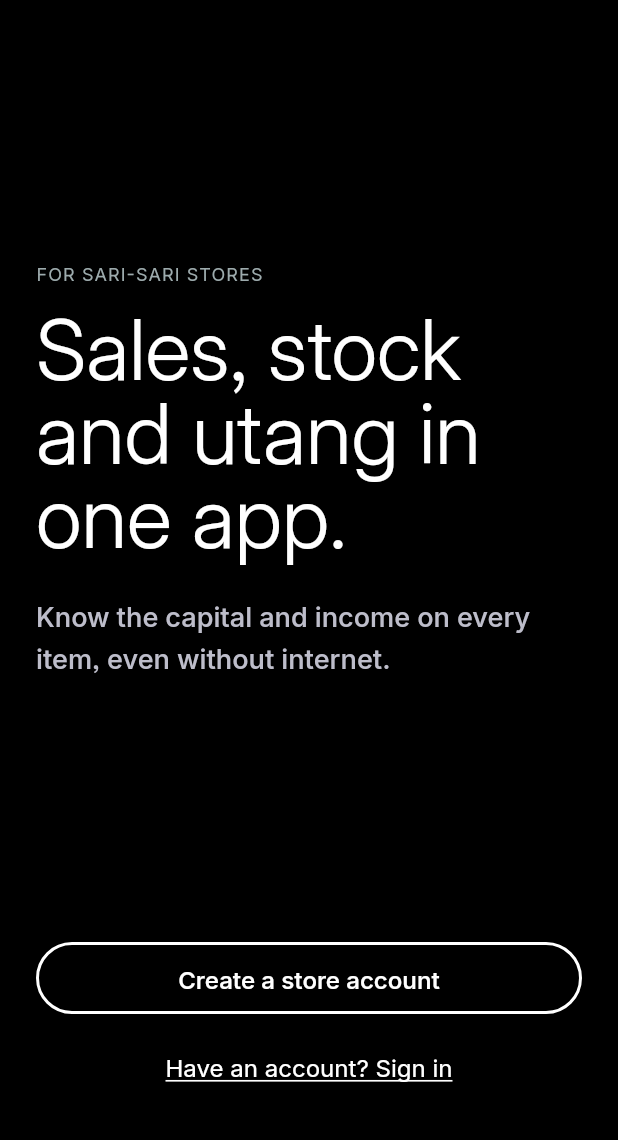
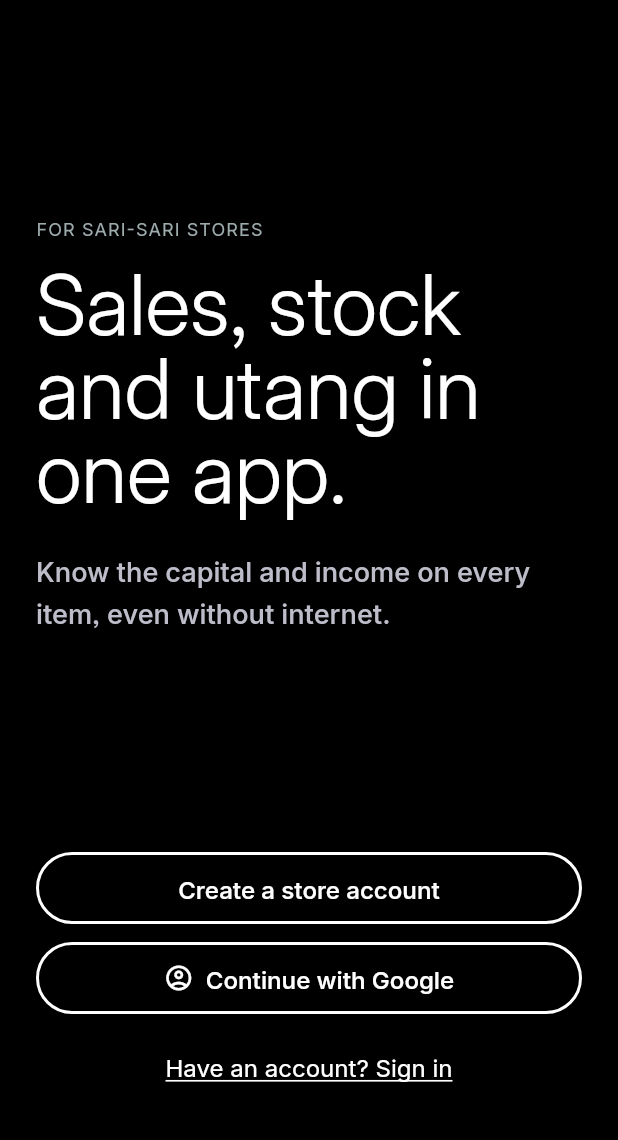
Before and after one commit to zipzap00/tindahan-pos, a Flutter app: the screen it shows after launch, after a tap on "English", on a phone screen of 412 x 824 dp, the part 96-1236 px from its top. Run offline on Flutter 3.47's test engine with Material 3 defaults, Android fonts, the phone set to English and light mode, and no system bars; our stand-ins replace cloud_firestore, firebase_auth, firebase_core, share_plus, shared_preferences; accounts and stored records are empty.

Commit message:
Add Google sign-in
"Continue with Google" on the welcome and sign-in screens, using
FirebaseAuth.signInWithProvider (no new package). New Google users go
on to create-store; cancelling is silent. Adds the iOS return URL
scheme and refreshes the Firebase config after enabling the provider.

Co-Authored-By: Claude Opus 5.5 <noreply@anthropic.com>

```diff
--- a/lib/core/l10n/strings.dart
+++ b/lib/core/l10n/strings.dart
@@ -81,6 +81,7 @@ abstract class Strings {
   String get costModeTotal;
   String get costOfGoodsSold;
   String get costPerPiece;
+  String get continueWithGoogle;
   String get costPerPieceHelper;
   String get costPerPieceLabel;
   String get createAccount;
--- a/lib/core/l10n/strings_en.dart
+++ b/lib/core/l10n/strings_en.dart
@@ -214,6 +214,9 @@ class EnStrings extends Strings {
 
   @override
   String get costPerPiece => 'Cost per piece';
+
+  @override
+  String get continueWithGoogle => 'Continue with Google';
 
   @override
   String get costPerPieceHelper => 'What you paid for one piece.';
--- a/lib/core/l10n/strings_fil.dart
+++ b/lib/core/l10n/strings_fil.dart
@@ -214,6 +214,9 @@ class FilStrings extends Strings {
 
   @override
   String get costPerPiece => 'Puhunan bawat piraso';
+
+  @override
+  String get continueWithGoogle => 'Magpatuloy gamit ang Google';
 
   @override
   String get costPerPieceHelper => 'Magkano ang bili mo sa isang piraso.';
--- a/lib/data/firestore_support.dart
+++ b/lib/data/firestore_support.dart
@@ -71,7 +71,7 @@ Future<Result<bool>> commitBatch(WriteBatch batch, String context) async {
 AppError mapError(Object error, String context) {
   if (error is FirebaseAuthException) {
     final code = switch (error.code) {
-      'email-already-in-use' => AppErrorCode.emailInUse,
+      'email-already-in-use' || 'account-exists-with-different-credential' => AppErrorCode.emailInUse,
       'invalid-credential' ||
       'wrong-password' ||
       'user-not-found' ||
--- a/lib/data/repositories/auth_repository.dart
+++ b/lib/data/repositories/auth_repository.dart
@@ -24,6 +24,32 @@ class AuthRepository {
       return Err(mapError(error, context));
     }
   }
+
+  /// Google sign-in through Firebase's own browser flow (no extra package).
+  /// Works for new and returning owners: a new login has no store yet, so the
+  /// session moves to `NeedsStore` and the app shows create-store.
+  /// Returns `Ok(false)` when the user closes the Google page.
+  Future<Result<bool>> signInWithGoogle() async {
+    const context = '[auth/signInWithGoogle]';
+    try {
+      await auth.signInWithProvider(GoogleAuthProvider());
+      return const Ok(true);
+    } on FirebaseAuthException catch (error, stack) {
+      if (_cancelCodes.contains(error.code)) return const Ok(false);
+      logError(context, error, stack);
+      return Err(mapError(error, context));
+    } catch (error, stack) {
+      logError(context, error, stack);
+      return Err(mapError(error, context));
+    }
+  }
+
+  static const Set<String> _cancelCodes = {
+    'web-context-canceled',
+    'web-context-cancelled',
+    'canceled',
+    'popup-closed-by-user',
+  };
 
   /// Step 1 of owner sign-up: the login itself.
   Future<Result<bool>> createAccount({required String email, required String password}) async {
--- a/lib/ui/screens/auth/welcome_screen.dart
+++ b/lib/ui/screens/auth/welcome_screen.dart
@@ -76,6 +76,8 @@ class WelcomeScreen extends StatelessWidget {
                       ),
                     ),
                     const SizedBox(height: AppSpace.md),
+                    const GoogleSignInButton(variant: PillVariant.outlineOnDark),
+                    const SizedBox(height: AppSpace.md),
                     Center(
                       child: TextButton(
                         onPressed: () => Navigator.of(context).push(
@@ -103,6 +105,43 @@ class WelcomeScreen extends StatelessWidget {
           ),
         ),
       ),
+    );
+  }
+}
+
+/// "Continue with Google": signs in or signs up in one step. A new account
+/// goes on to create-store like an email sign-up does.
+class GoogleSignInButton extends StatefulWidget {
+  const GoogleSignInButton({super.key, required this.variant});
+
+  final PillVariant variant;
+
+  @override
+  State<GoogleSignInButton> createState() => _GoogleSignInButtonState();
+}
+
+class _GoogleSignInButtonState extends State<GoogleSignInButton> {
+  bool _busy = false;
+
+  Future<void> _signIn() async {
+    final s = context.s;
+    setState(() => _busy = true);
+    final result = await AppServices.of(context).authRepository.signInWithGoogle();
+    if (!mounted) return;
+    setState(() => _busy = false);
+    final error = result.errorOrNull;
+    if (error != null) showMessage(context, describeError(s, error));
+  }
+
+  @override
+  Widget build(BuildContext context) {
+    return PillButton(
+      label: context.s.continueWithGoogle,
+      variant: widget.variant,
+      icon: Icons.account_circle_outlined,
+      loading: _busy,
+      expand: true,
+      onPressed: _signIn,
     );
   }
 }
@@ -211,6 +250,8 @@ class _SignInScreenState extends State<SignInScreen> {
                       variant: PillVariant.ghost,
                       onPressed: _busy ? null : _resetPassword,
                     ),
+                    const SizedBox(height: AppSpace.lg),
+                    const GoogleSignInButton(variant: PillVariant.outline),
                   ],
                 ),
               ),
```
Also changed, not shown: lib/firebase_options.dart, 3 other files.
